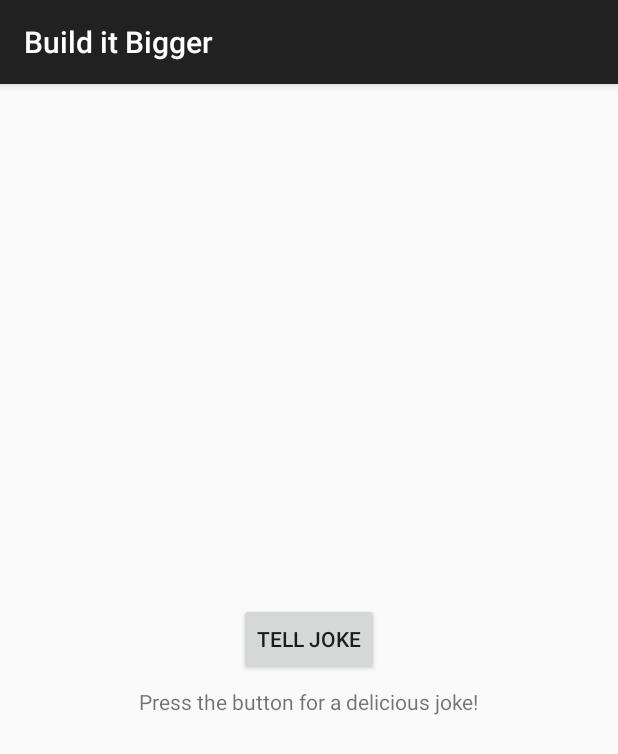
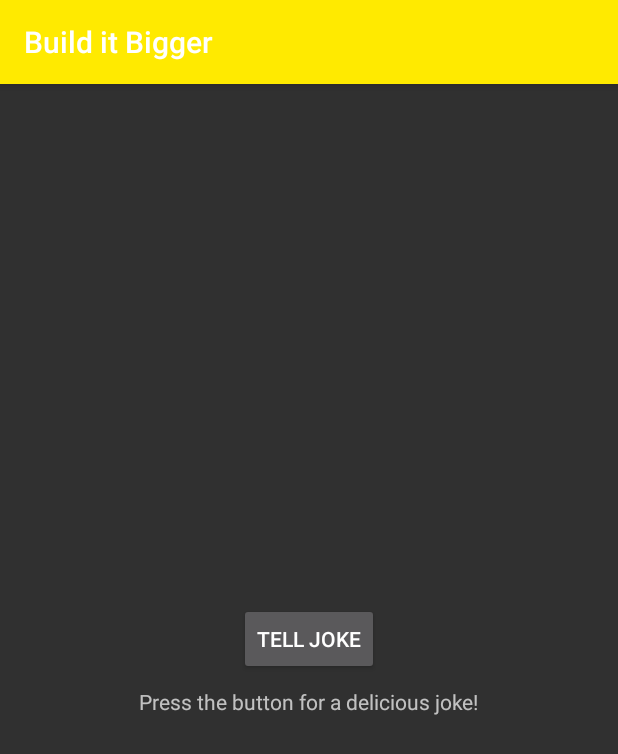
Before and after one commit to huhx0015/AN4_BuildItBigger, an Android app: the screen it shows after launch (MainActivity), on a phone screen of 412 x 824 dp. Shown: the top 754 px of the screen. Run offline under Robolectric (Android 15) with nearby library versions, the phone set to English and light mode, and no system bars; our stand-ins replace AdMob, ButterKnife; libraries missing offline, so code that uses them is left out: com.google.api.client.

Commit message:
style: Changed app style to yellow hues.

```diff
--- /dev/null
+++ b/app/src/main/res/values/colors.xml
@@ -0,0 +1,9 @@
+<?xml version="1.0" encoding="utf-8"?>
+<resources>
+
+    <!--APP STYLE COLORS-->
+    <color name="primary_color">#FFEA00</color>
+    <color name="primary_dark_color">#FFD600</color>
+    <color name="accent_color">#FFFF00</color>
+
+</resources>
--- a/app/src/main/res/values/styles.xml
+++ b/app/src/main/res/values/styles.xml
@@ -1,8 +1,11 @@
 <resources>
 
-    <!-- Base application theme. -->
-    <style name="AppTheme" parent="Theme.AppCompat.Light.DarkActionBar">
-        <!-- Customize your theme here. -->
+    <style name="AppTheme" parent="AppTheme.Base"/>
+
+    <style name="AppTheme.Base" parent="Theme.AppCompat">
+        <item name="colorPrimary">@color/primary_color</item>
+        <item name="colorPrimaryDark">@color/primary_dark_color</item>
+        <item name="colorAccent">@color/accent_color</item>
     </style>
 
 </resources>
```
